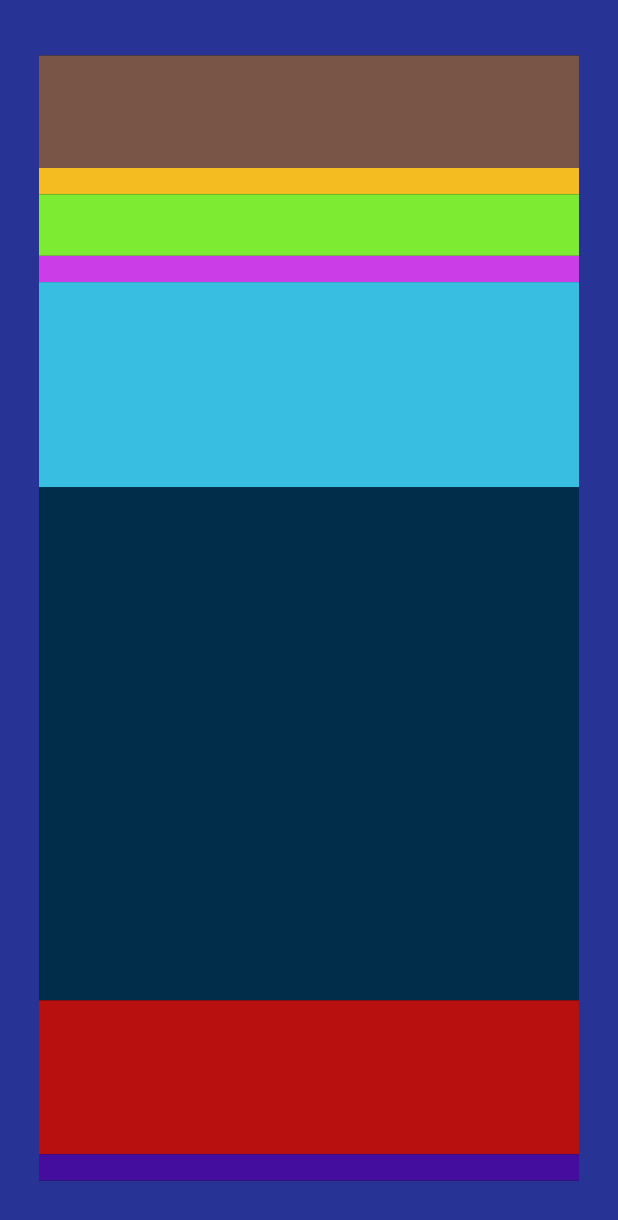
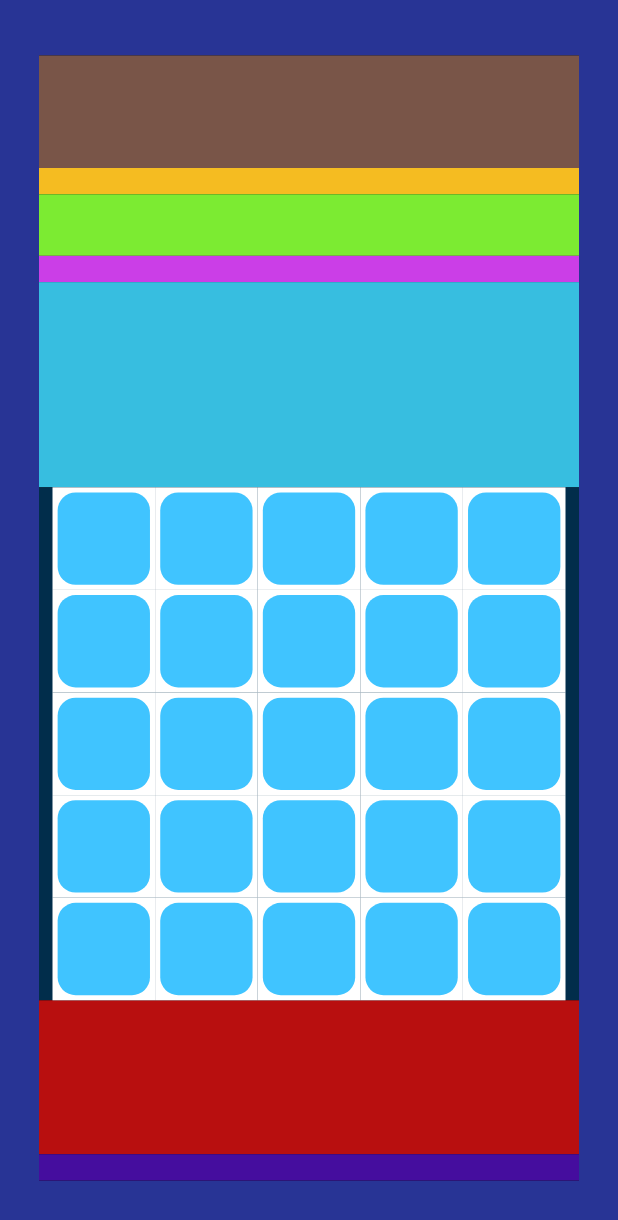
Before and after one commit to SamCentury1/scribby3, a Flutter app: the screen it shows after launch, after a tap on an icon or button, on a phone screen of 412 x 824 dp. Shown: the top 1220 px of the screen. Run offline on Flutter 3.47's test engine with Material 3 defaults, Android fonts, the phone set to English and light mode, and no system bars.

Commit message:
added to the helpers.dart file

```diff
--- a/lib/functions/helpers.dart
+++ b/lib/functions/helpers.dart
@@ -9,7 +9,7 @@ class Helpers {
 
   double getTileSize(Size playAreaSize, int numRows, int numCols) {
     late double res = 0.0;
-    final double minTileSize = 50;
+    final double minTileSize = 10;
     final double maxTileSize = 80;
 
     late int maxAxisCount = max(numRows,numCols);
--- a/lib/screens/game_screen/game_screen.dart
+++ b/lib/screens/game_screen/game_screen.dart
@@ -76,6 +76,8 @@ class MainCanvasPainter extends CustomPainter {
     drawPlayArea(canvas,gamePlayState,canvasCenter);
 
     drawGamePlayElements(canvas,size,gamePlayState);
+
+    drawBoardTiles(canvas,size,gamePlayState,);
     // Size playAreaSize = gamePlayState.elementSizes["playArea"];
     // Paint playAreaPaint = Paint()
     // ..color = Color.fromARGB(245, 0, 0, 0);
@@ -207,9 +209,21 @@ Canvas drawGamePlayElements(Canvas canvas, Size size, GamePlayState gamePlayStat
 
 }
 
-Canvas drawBoardTiles(Canvas canvas, GamePlayState gamePlayState) {
+Canvas drawBoardTiles(Canvas canvas, Size size,  GamePlayState gamePlayState) {
 
 
+  final Size scoreboardSize = gamePlayState.elementSizes["scoreboard"];
+  final Size playAreaSize = gamePlayState.elementSizes["playArea"];
+  final Size gapSpaceSize = gamePlayState.elementSizes["gapSpace"];
+  final Size randomLettersSize = gamePlayState.elementSizes["randomLetters"];
+  final Size tileSize = gamePlayState.elementSizes["tileSize"];
+  final Size bonusSize = gamePlayState.elementSizes["bonus"];
+
+  int numRows = Helpers().getNumAxis(gamePlayState.tileData)[0];
+  int numCols = Helpers().getNumAxis(gamePlayState.tileData)[1];
+
+  late double playAreaHorizontalGap = (size.width-playAreaSize.width)/2;
+  late double boardHorizontalGap = (playAreaSize.width-(tileSize.width*numCols))/2;
 
 
   Paint containerPaint = Paint()
@@ -223,7 +237,28 @@ Canvas drawBoardTiles(Canvas canvas, GamePlayState gamePlayState) {
     final int row = tileObject['row'];
     final int column = tileObject['column'];
 
-    // final double leftGap = ()
+    final double leftGap = (playAreaHorizontalGap+boardHorizontalGap+(tileSize.width/2));
+    final double left = leftGap+(tileSize.width*(column-1));
+
+    final double topGap = ((size.height-playAreaSize.height)/2)
+    + (2*(gapSpaceSize.height/3))
+    + scoreboardSize.height
+    + bonusSize.height
+    + randomLettersSize.height
+    + (tileSize.height/2);
+
+    final double top = topGap + (tileSize.height*(row-1));
+
+    final Offset tileCenter = Offset(left,top);
+
+    final Rect tileContainer = Rect.fromCenter(center: tileCenter, width: tileSize.width, height: tileSize.height);
+    final Rect tileRect = Rect.fromCenter(center: tileCenter, width: tileSize.width*0.9, height: tileSize.height*0.9);
+    final RRect tileRRect = RRect.fromRectAndRadius(tileRect, Radius.circular(12.0));
+
+    canvas.drawRect(tileContainer, containerPaint);
+    canvas.drawRRect(tileRRect, tilePaint);
+
+    // Helpers().displayText(canvas, size, tileObject[i]["body"], tileCenter);
   }
 
   return canvas;
```
